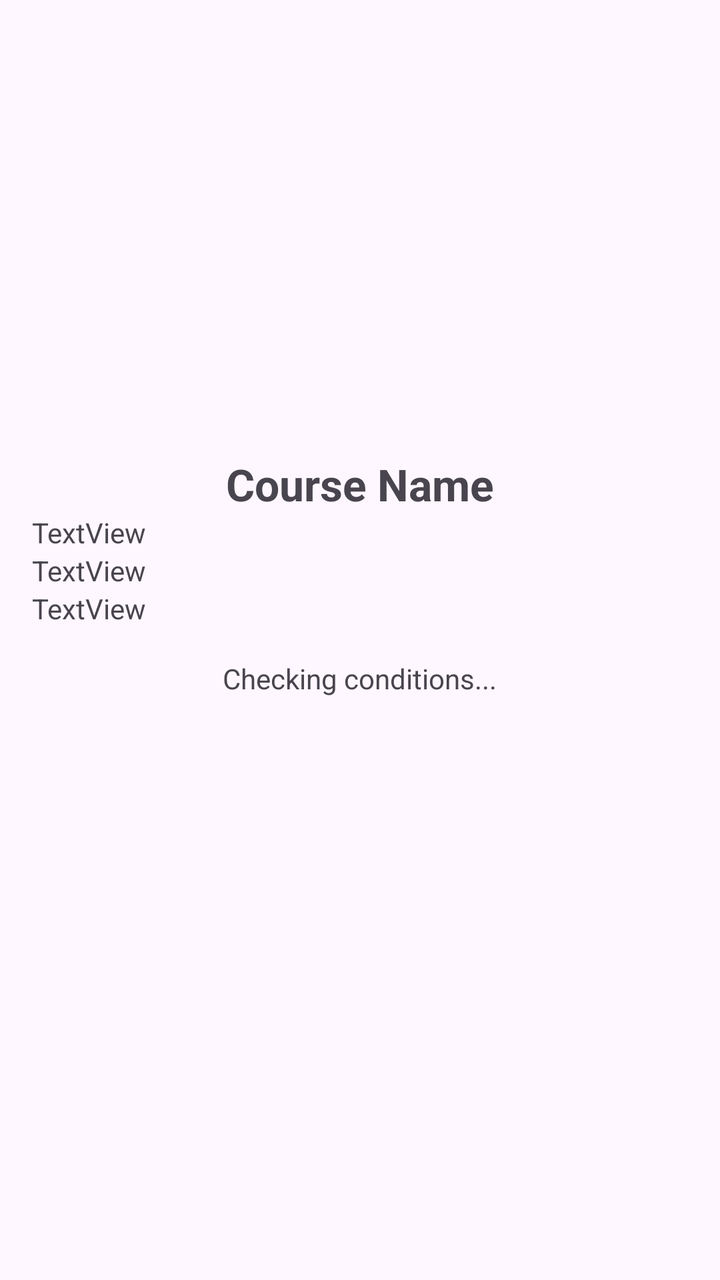
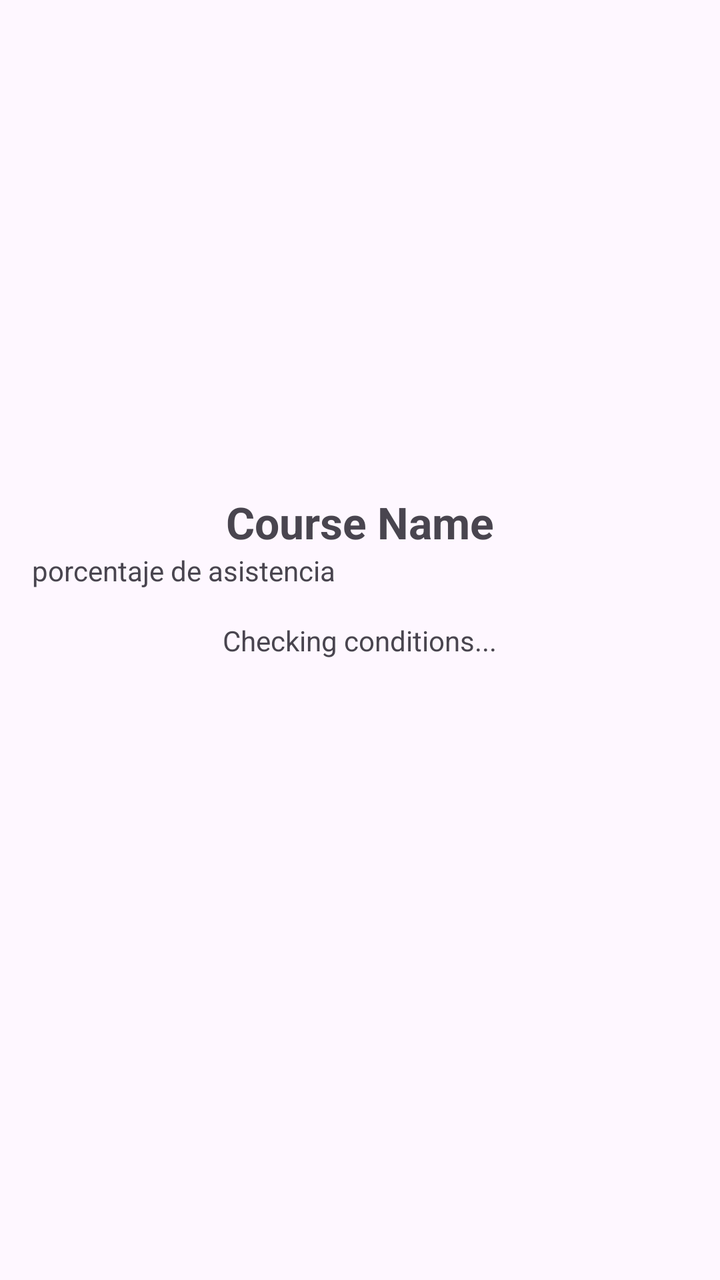

Screens rendered from an Android XML layout before and after an edit, with the pre-edit source and the edit as a unified diff.
<!-- AndroidManifest.xml: application theme Theme.RegistroAsistencia -->
<!-- res/layout/activity_attendance.xml -->
<?xml version="1.0" encoding="utf-8"?>
<LinearLayout xmlns:android="http://schemas.android.com/apk/res/android"
    android:layout_width="match_parent"
    android:layout_height="match_parent"
    android:orientation="vertical"
    android:padding="16dp"
    android:gravity="center">

    <TextView
        android:id="@+id/tvAttendanceCourseName"
        android:layout_width="wrap_content"
        android:layout_height="wrap_content"
        android:text="Course Name"
        android:textSize="22sp"
        android:textStyle="bold"/>

    <TextView
        android:id="@+id/textView4"
        android:layout_width="match_parent"
        android:layout_height="wrap_content"
        android:text="TextView" />

    <TextView
        android:id="@+id/textView5"
        android:layout_width="match_parent"
        android:layout_height="wrap_content"
        android:text="TextView" />

    <TextView
        android:id="@+id/textView6"
        android:layout_width="match_parent"
        android:layout_height="wrap_content"
        android:text="TextView" />

    <TextView
        android:id="@+id/tvStatus"
        android:layout_width="wrap_content"
        android:layout_height="wrap_content"
        android:text="Checking conditions..."
        android:layout_marginTop="16dp"
        android:textAlignment="center"/>

    <ProgressBar
        android:id="@+id/pbChecking"
        android:layout_width="wrap_content"
        android:layout_height="wrap_content"
        android:layout_marginTop="16dp"/>

    <Button
        android:id="@+id/btnMarkAttendance"
        android:layout_width="match_parent"
        android:layout_height="wrap_content"
        android:text="Presente"
        android:layout_marginTop="24dp"
        android:visibility="gone"/>

</LinearLayout>
<!-- resources referenced by this layout -->
<resources>
  <style name="Theme.RegistroAsistencia" parent="Base.Theme.RegistroAsistencia" />
  <style name="Base.Theme.RegistroAsistencia" parent="Theme.Material3.DayNight.NoActionBar">
          
          
      </style>
</resources>

<!-- the commit's change to res/layout/activity_attendance.xml (unified diff, before → after) -->
@@ -15,22 +15,10 @@
         android:textStyle="bold"/>
 
     <TextView
-        android:id="@+id/textView4"
-        android:layout_width="match_parent"
-        android:layout_height="wrap_content"
-        android:text="TextView" />
-
-    <TextView
-        android:id="@+id/textView5"
-        android:layout_width="match_parent"
-        android:layout_height="wrap_content"
-        android:text="TextView" />
-
-    <TextView
         android:id="@+id/textView6"
         android:layout_width="match_parent"
         android:layout_height="wrap_content"
-        android:text="TextView" />
+        android:text="porcentaje de asistencia" />
 
     <TextView
         android:id="@+id/tvStatus"
